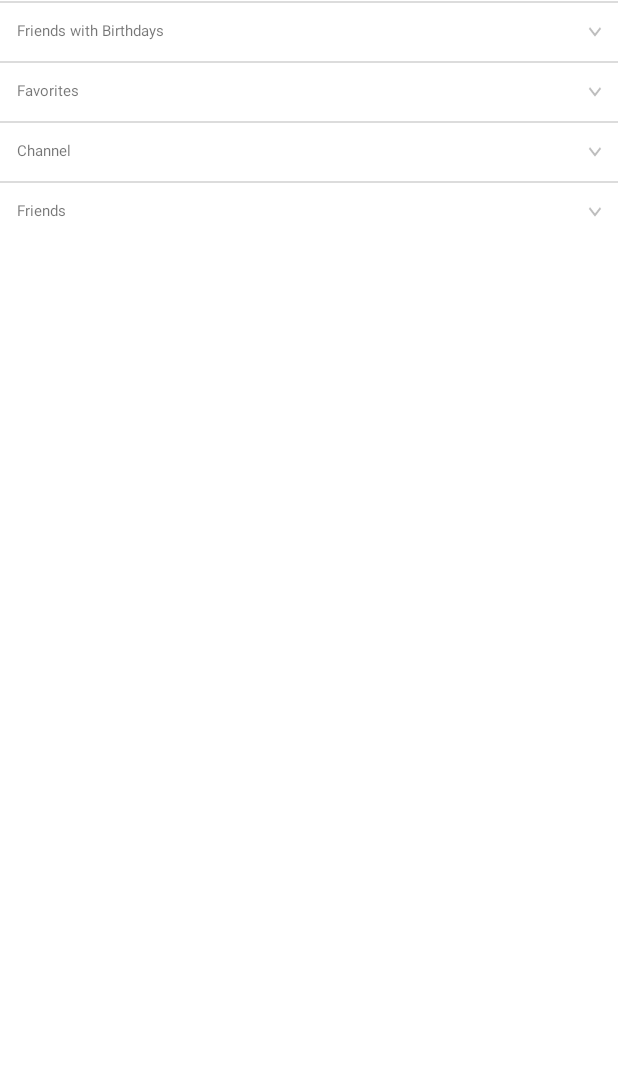
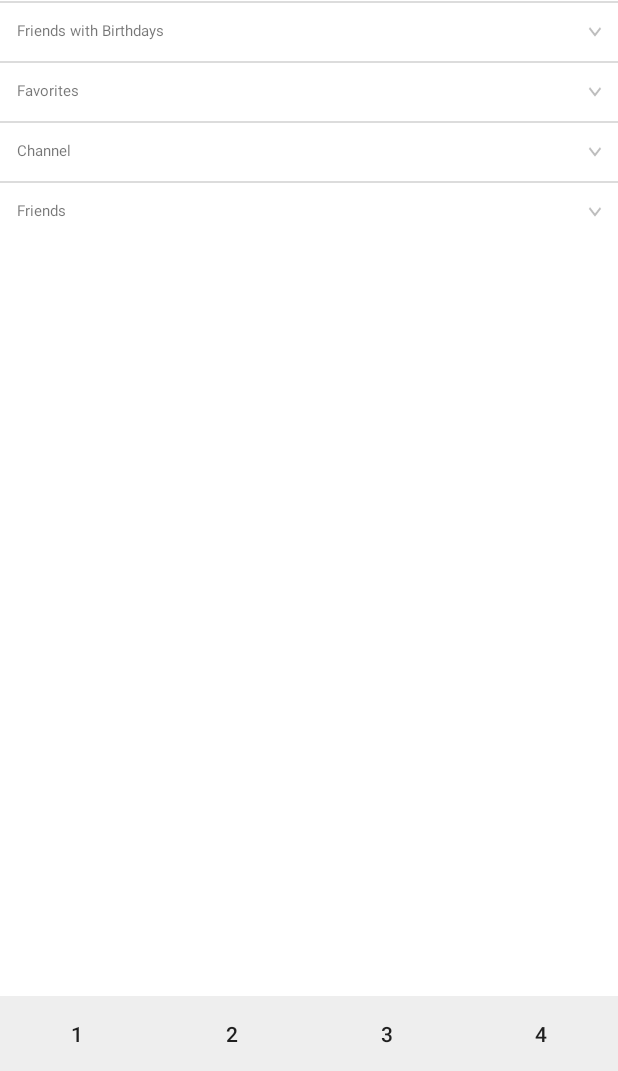
Before and after one commit to flowertaekk-dev/cloneKakaoTalk, an Android app: the screen it shows after launch (MainActivity), on a phone screen of 412 x 824 dp, the part 165-1236 px from its top. Run offline under Robolectric (Android 15) with nearby library versions, the phone set to English and light mode, and no system bars; 7 statements that could not run were skipped.

Commit message:
add Footer

```diff
--- a/app/src/main/java/com/example/clonekakaotalk/MainActivity.java
+++ b/app/src/main/java/com/example/clonekakaotalk/MainActivity.java
@@ -94,7 +94,6 @@ public class MainActivity extends AppCompatActivity {
         friends.add(new Profile("friend2", "move move"));
         friends.add(new Profile("friend3", "Cheer up!"));
 
-
         listDataChild.put(listDataHeader.get(0), firendsWithBirthDays); // Header, Child data
         listDataChild.put(listDataHeader.get(1), favorites); // Header, Child data
         listDataChild.put(listDataHeader.get(2), channel); // Header, Child data
--- a/app/src/main/res/layout/activity_main.xml
+++ b/app/src/main/res/layout/activity_main.xml
@@ -1,20 +1,26 @@
 <?xml version="1.0" encoding="utf-8"?>
-<LinearLayout xmlns:android="http://schemas.android.com/apk/res/android"
-    xmlns:app="http://schemas.android.com/apk/res-auto"
+<RelativeLayout xmlns:android="http://schemas.android.com/apk/res/android"
     xmlns:tools="http://schemas.android.com/tools"
     android:layout_width="match_parent"
     android:layout_height="match_parent"
+    android:background="@color/colorWhite"
     android:orientation="vertical"
-    android:background="@color/colorWhite"
     tools:context=".MainActivity">
 
     <!-- Header -->
 
-    <include layout="@layout/header" />
+    <include
+        layout="@layout/header"
+        android:id="@+id/friends_list_header" />
 
     <!-- My profile -->
 
-    <include layout="@layout/profile_component"/>
+    <include
+        layout="@layout/profile_component"
+        android:id="@+id/friends_list_profile"
+        android:layout_width="match_parent"
+        android:layout_height="60dp"
+        android:layout_below="@+id/friends_list_header" />
 
     <!--  Birthday friends list -->
 
@@ -22,8 +28,18 @@
         android:id="@+id/friends_list"
         android:layout_width="match_parent"
         android:layout_height="wrap_content"
-        android:listSelector="@android:color/transparent"
+        android:layout_below="@+id/friends_list_profile"
+        android:layout_above="@+id/friends_list_footer"
+        android:childDivider="#00000000"
         android:divider="#00000000"
-        android:childDivider="#00000000"/>
+        android:listSelector="@android:color/transparent" />
 
-</LinearLayout>
+    <!-- Footer -->
+
+    <include
+        layout="@layout/footer"
+        android:layout_width="match_parent"
+        android:layout_height="50dp"
+        android:layout_alignParentBottom="true" />
+
+</RelativeLayout>
--- /dev/null
+++ b/app/src/main/res/layout/footer.xml
@@ -0,0 +1,53 @@
+<?xml version="1.0" encoding="utf-8"?>
+<LinearLayout xmlns:android="http://schemas.android.com/apk/res/android"
+    android:layout_width="match_parent"
+    android:layout_height="50dp"
+    android:orientation="horizontal"
+    android:layout_margin="0dp"
+    android:background="@color/colorGray">
+
+    <Button
+        android:id="@+id/friends_list_button"
+        android:layout_width="match_parent"
+        android:layout_height="match_parent"
+        android:layout_weight="1"
+        android:layout_margin="0dp"
+        android:padding="0dp"
+        android:background="@color/colorGray"
+        android:stateListAnimator="@null"
+        android:text="1"/>
+
+    <Button
+        android:id="@+id/chatting_button"
+        android:layout_width="match_parent"
+        android:layout_height="match_parent"
+        android:layout_weight="1"
+        android:layout_margin="0dp"
+        android:padding="0dp"
+        android:background="@color/colorGray"
+        android:stateListAnimator="@null"
+        android:text="2"/>
+
+    <Button
+        android:id="@+id/news_button"
+        android:layout_width="match_parent"
+        android:layout_height="match_parent"
+        android:layout_weight="1"
+        android:layout_margin="0dp"
+        android:padding="0dp"
+        android:background="@color/colorGray"
+        android:stateListAnimator="@null"
+        android:text="3"/>
+
+    <Button
+        android:id="@+id/more_button"
+        android:layout_width="match_parent"
+        android:layout_height="match_parent"
+        android:layout_weight="1"
+        android:layout_margin="0dp"
+        android:padding="0dp"
+        android:background="@color/colorGray"
+        android:stateListAnimator="@null"
+        android:text="4"/>
+
+</LinearLayout>
--- a/app/src/main/res/values/colors.xml
+++ b/app/src/main/res/values/colors.xml
@@ -4,4 +4,5 @@
     <color name="colorPrimaryDark">#3700B3</color>
     <color name="colorAccent">#03DAC5</color>
     <color name="colorWhite">#fff</color>
+    <color name="colorGray">#eee</color>
 </resources>
```
